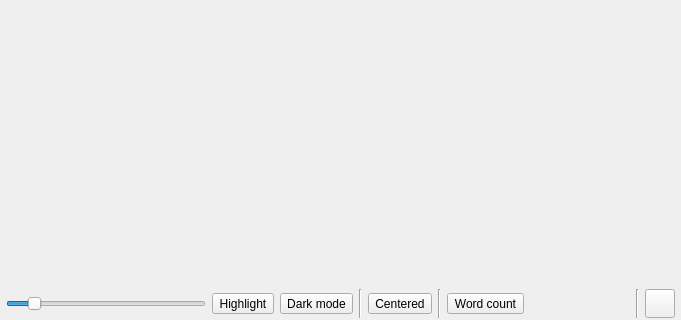
The window that ui/distraction_free_manuscript_editor.ui (zkovari/plotlyst) describes before a commit, drawn with Qt 5; both pictures show x 0 to 681 and y 144 to 464 of the 681 by 464 pixel window.
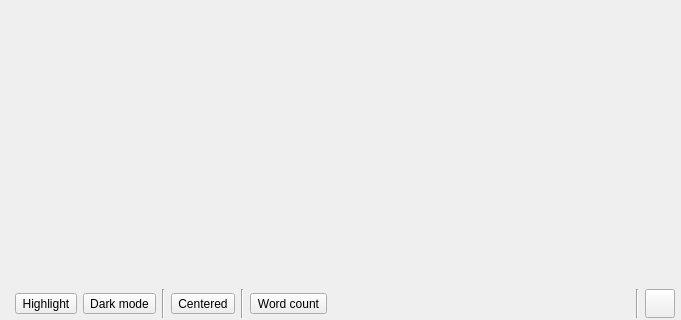
The same window after the commit.

Commit message: Max text width setting, closes #1191

```diff
--- a/ui/distraction_free_manuscript_editor.ui
+++ b/ui/distraction_free_manuscript_editor.ui
@@ -77,7 +77,7 @@
        <number>6</number>
       </property>
       <property name="leftMargin">
-       <number>6</number>
+       <number>15</number>
       </property>
       <property name="topMargin">
        <number>2</number>
@@ -88,34 +88,6 @@
       <property name="bottomMargin">
        <number>2</number>
       </property>
-      <item alignment="Qt::AlignLeft">
-       <widget class="QSlider" name="sliderDocWidth">
-        <property name="sizePolicy">
-         <sizepolicy hsizetype="Maximum" vsizetype="Fixed">
-          <horstretch>0</horstretch>
-          <verstretch>0</verstretch>
-         </sizepolicy>
-        </property>
-        <property name="minimumSize">
-         <size>
-          <width>200</width>
-          <height>0</height>
-         </size>
-        </property>
-        <property name="minimum">
-         <number>1</number>
-        </property>
-        <property name="maximum">
-         <number>10</number>
-        </property>
-        <property name="value">
-         <number>2</number>
-        </property>
-        <property name="orientation">
-         <enum>Qt::Horizontal</enum>
-        </property>
-       </widget>
-      </item>
       <item>
        <widget class="QToolButton" name="btnFocus">
         <property name="cursor">
```
The commit also changes 2 other files.
